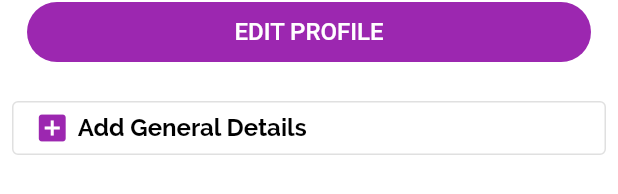
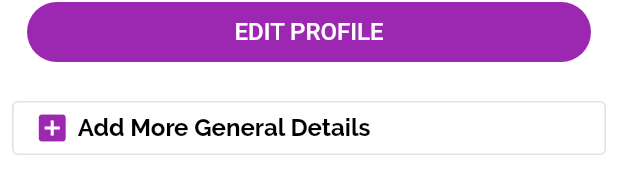
Before and after one commit to Abdo73873/social_app, a Flutter app: the ProfileScreen widget shown alone on an empty page, opened directly, after a tap on "EDIT PROFILE", after a tap on the "edit" icon, after a tap on "Done", on a phone screen of 412 x 824 dp. Shown: the part 493-687 px from the top of the screen. Run offline on Flutter 3.47's test engine with Material 2 defaults, Android fonts, the phone set to English and light mode, and no system bars; drawn by our look-alikes of cached_network_image; our stand-ins replace bloc, cloud_firestore, conditional_builder_null_safety, dio, firebase_auth, firebase_core and 5 more; accounts and stored records are empty; network calls fail.

Commit message:
profile Edit

```diff
--- a/lib/modules/profile/cubit/profile_cubit.dart
+++ b/lib/modules/profile/cubit/profile_cubit.dart
@@ -9,7 +9,7 @@ class ProfileCubit extends Cubit<ProfileStates> {
   static ProfileCubit get(context) => BlocProvider.of(context);
 
   List<bool> readOnly=[
-    true,true, true,true,true,
+    true,true,true,true, true,true,true,
   ];
 
   void changeOpenEdit(int index){
--- a/lib/modules/profile/edit_profile.dart
+++ b/lib/modules/profile/edit_profile.dart
@@ -14,18 +14,24 @@ import 'package:social_app/modules/profile/cubit/profile_states.dart';
 import 'package:social_app/modules/profile/general_details.dart';
 import 'package:social_app/modules/profile/profile_screen.dart';
 import 'package:social_app/shared/components/components.dart';
+import 'package:social_app/shared/components/constants.dart';
 import 'package:social_app/shared/styles/colors.dart';
 import 'package:image_picker/image_picker.dart';
 class EditProfileScreen extends StatelessWidget {
   File? image;
   final picker=ImagePicker();
+TextEditingController nameController=TextEditingController();
+TextEditingController bioController=TextEditingController();
 
   @override
   Widget build(BuildContext context) {
     return BlocConsumer<ProfileCubit, ProfileStates>(
         listener: (context, state) {},
         builder: (context, state) {
+          var cubit=ProfileCubit.get(context);
           UserModel userModel = HomeCubit.get(context).userModel;
+          nameController.text=userModel.name;
+          bioController.text=userModel.bio!;
           return Scaffold(
             appBar: AppBar(
               leading:IconButton(
@@ -52,6 +58,7 @@ class EditProfileScreen extends StatelessWidget {
               padding: const EdgeInsets.all(8.0),
               child: SingleChildScrollView(
                 child: Column(
+                  crossAxisAlignment: CrossAxisAlignment.start,
                   children: [
                     SizedBox(
                       height: 200.0,
@@ -138,10 +145,76 @@ class EditProfileScreen extends StatelessWidget {
                         ],
                       ),
                     ),
+                    Row(
+                      mainAxisAlignment: MainAxisAlignment.center,
+                      children: [
+                        SizedBox(width: 30.0,),
+                        SizedBox(
+                          width:MediaQuery.of(context).size.width*.6 ,
+                          child: TextFormField(
+                            controller: nameController,
+                            minLines: 1,
+                            maxLines: 3,
+                            decoration: InputDecoration(
+                                labelText: 'name'
+                            ),
+                            readOnly:cubit.readOnly[0],
+                            textInputAction:TextInputAction.done ,
+                            onEditingComplete: (){
+                              cubit.changeOpenEdit(0);
+                            },
+                          ),
+                        ),
+                        IconButton(
+                            onPressed: (){
+                              cubit.changeOpenEdit(0);
+                            },
+                            icon: Icon(cubit.readOnly[0]?Icons.edit:Icons.done),
+                          ),
+
+                      ],
+                    ),
+                    Row(
+                      mainAxisAlignment: MainAxisAlignment.center,
+                      children: [
+                        SizedBox(width: 30.0,),
+                        Expanded(
+                          child: TextFormField(
+                            controller: bioController,
+                            minLines: 1,
+                            maxLines: 10,
+                            decoration: InputDecoration(
+                                labelText: 'Bio'
+                            ),
+                            readOnly:cubit.readOnly[1],
+                            textInputAction:TextInputAction.done ,
+                            onEditingComplete: (){
+                              cubit.changeOpenEdit(1);
+                            },
+                          ),
+                        ),
+                        IconButton(
+                          onPressed: (){
+                            cubit.changeOpenEdit(1);
+                          },
+                          icon: Icon(cubit.readOnly[1]?Icons.edit:Icons.done),
+                        ),
+
+                      ],
+                    ),
+                    SizedBox(height: 50.0,),
+                    if(userModel.generalDetails!=null)
+                    Text('General Details',
+                    style: Theme.of(context).textTheme.titleLarge!.copyWith(
+                      color: secondaryColor[600],
+                    ),
+                    ),
                     generalDetails(
                       context: context,
                       model:userModel.generalDetails!,
                     ),
+                    SizedBox(height: 100.0,),
+
                   ],
                 ),
               ),
--- a/lib/modules/profile/general_details.dart
+++ b/lib/modules/profile/general_details.dart
@@ -19,8 +19,8 @@ Widget generalDetails({
   TextEditingController? statusController = TextEditingController();
   schoolController.text=model.school!;
   workController.text=model.work!;
-  countryController.text='from ${model.country!}';
-  liveController.text='live in ${model.live!}';
+  countryController.text=model.country!;
+  liveController.text=model.live!;
   statusController.text=model.status!;
   List<bool> readOnly=ProfileCubit.get(context).readOnly;
   var cubit=ProfileCubit.get(context);
@@ -41,10 +41,10 @@ Widget generalDetails({
             decoration: InputDecoration(
               labelText: 'study at'
             ),
-            readOnly:readOnly[0],
+            readOnly:readOnly[2],
             textInputAction:TextInputAction.done ,
             onEditingComplete: (){
-              cubit.changeOpenEdit(0);
+              cubit.changeOpenEdit(2);
             },
             enabled: openToAdd,
           ),
@@ -52,9 +52,9 @@ Widget generalDetails({
         if(openToAdd)
         IconButton(
             onPressed: (){
-          cubit.changeOpenEdit(0);
+          cubit.changeOpenEdit(2);
         },
-            icon: Icon(readOnly[0]?Icons.edit:Icons.done),
+            icon: Icon(readOnly[2]?Icons.edit:Icons.done),
         ),
 
       ],
@@ -73,10 +73,10 @@ Widget generalDetails({
               decoration: InputDecoration(
                   labelText: 'work at'
               ),
-              readOnly:readOnly[1],
+              readOnly:readOnly[3],
               textInputAction:TextInputAction.done ,
               onEditingComplete: (){
-                cubit.changeOpenEdit(1);
+                cubit.changeOpenEdit(3);
               },
               enabled: openToAdd,
             ),
@@ -84,9 +84,9 @@ Widget generalDetails({
           if(openToAdd)
             IconButton(
               onPressed: (){
-                cubit.changeOpenEdit(1);
+                cubit.changeOpenEdit(3);
               },
-              icon: Icon(readOnly[1]?Icons.edit:Icons.done),
+              icon: Icon(readOnly[3]?Icons.edit:Icons.done),
             ),
 
         ],
@@ -94,68 +94,94 @@ Widget generalDetails({
     if( model.country!.isNotEmpty||openToAdd)
       Row(
         children: [
-          if(countryController.text.isNotEmpty)
-            Icon(Icons.place),
+          Icon(Icons.place),
           SizedBox(width: 5.0,),
           SizedBox(
-            width: widthField,
+            width:widthField ,
             child: TextFormField(
               controller: countryController,
               minLines: 1,
               maxLines: 2,
-              onTap: () {
-                cubit.changeOpenEdit(2);
+              decoration: InputDecoration(
+                  labelText: 'from'
+              ),
+              readOnly:readOnly[4],
+              textInputAction:TextInputAction.done ,
+              onEditingComplete: (){
+                cubit.changeOpenEdit(4);
               },
-              onSaved: (value){
-                cubit.changeOpenEdit(2);
-              },
-              enabled: readOnly[2]||openToAdd,
+              enabled: openToAdd,
             ),
           ),
+          if(openToAdd)
+            IconButton(
+              onPressed: (){
+                cubit.changeOpenEdit(4);
+              },
+              icon: Icon(readOnly[4]?Icons.edit:Icons.done),
+            ),
+
         ],
       ),
     if( model.live!.isNotEmpty||openToAdd)
       Row(
         children: [
-          if(liveController.text.isNotEmpty)
-            Icon(Icons.place),
+          Icon(Icons.place),
           SizedBox(width: 5.0,),
           SizedBox(
-            width: MediaQuery.of(context).size.width*.8,
+            width:widthField ,
             child: TextFormField(
+              controller: liveController,
               minLines: 1,
               maxLines: 2,
-              controller: liveController,
-              onTap: () {
-                cubit.changeOpenEdit(3);
+              decoration: InputDecoration(
+                  labelText: 'live in'
+              ),
+              readOnly:readOnly[5],
+              textInputAction:TextInputAction.done ,
+              onEditingComplete: (){
+                cubit.changeOpenEdit(5);
               },
-              onSaved: (value){
-                cubit.changeOpenEdit(3);
-              },
-              enabled: readOnly[3],
+              enabled: openToAdd,
             ),
           ),
+          if(openToAdd)
+            IconButton(
+              onPressed: (){
+                cubit.changeOpenEdit(5);
+              },
+              icon: Icon(readOnly[5]?Icons.edit:Icons.done),
+            ),
+
         ],
       ),
     if( model.status!.isNotEmpty||openToAdd)
       Row(
         children: [
-          if(statusController.text.isNotEmpty)
-            Icon(Icons.favorite),
+          Icon(Icons.workspace_premium),
           SizedBox(width: 5.0,),
           SizedBox(
-            width: MediaQuery.of(context).size.width*.8,
+            width:widthField ,
             child: TextFormField(
               controller: statusController,
-              onTap: () {
-
+              minLines: 1,
+              maxLines: 2,
+              readOnly:readOnly[6],
+              textInputAction:TextInputAction.done ,
+              onEditingComplete: (){
+                cubit.changeOpenEdit(6);
               },
-              onSaved: (value){
-                cubit.changeOpenEdit(4);
-              },
-              enabled: readOnly[4],
+              enabled: openToAdd,
             ),
           ),
+          if(openToAdd)
+            IconButton(
+              onPressed: (){
+                cubit.changeOpenEdit(6);
+              },
+              icon: Icon(readOnly[6]?Icons.edit:Icons.done),
+            ),
+
         ],
       ),
     SizedBox(height: 10.0,),
@@ -169,7 +195,7 @@ Widget generalDetails({
             Icon(openToAdd?Icons.done:Icons.add_box,),
             SizedBox(width: 5.0,),
             Text(
-              openToAdd?'Done': 'Add General Details',
+              openToAdd?'Done': 'Add More General Details',
               style: Theme.of(context).textTheme.displayMedium,
             ),
 
--- a/lib/modules/profile/profile_screen.dart
+++ b/lib/modules/profile/profile_screen.dart
@@ -45,7 +45,7 @@ class ProfileScreen extends StatelessWidget {
                             width: double.infinity,
                             height: 150,
                             fit: BoxFit.cover,
-                            imageUrl: userModel.cover ?? '',
+                            imageUrl: userModel.image ?? '',
                             errorWidget: (context, url, error) => Image.asset('assets/images/cover.jpg',
                               width: double.infinity,
                               height: 150,
```
